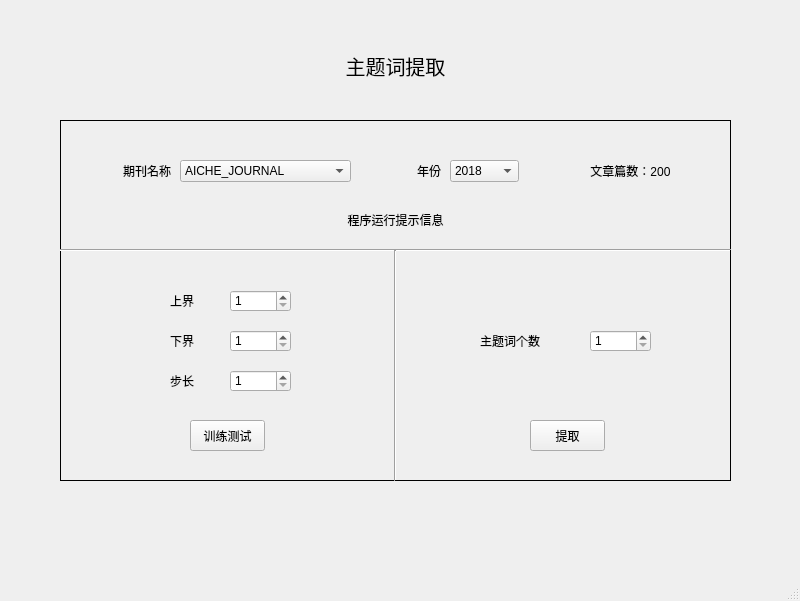
This is view/ui_select_lda.ui in ZUCCBBQ/Ocean as Qt 5 draws it before an edit. The edited form follows.
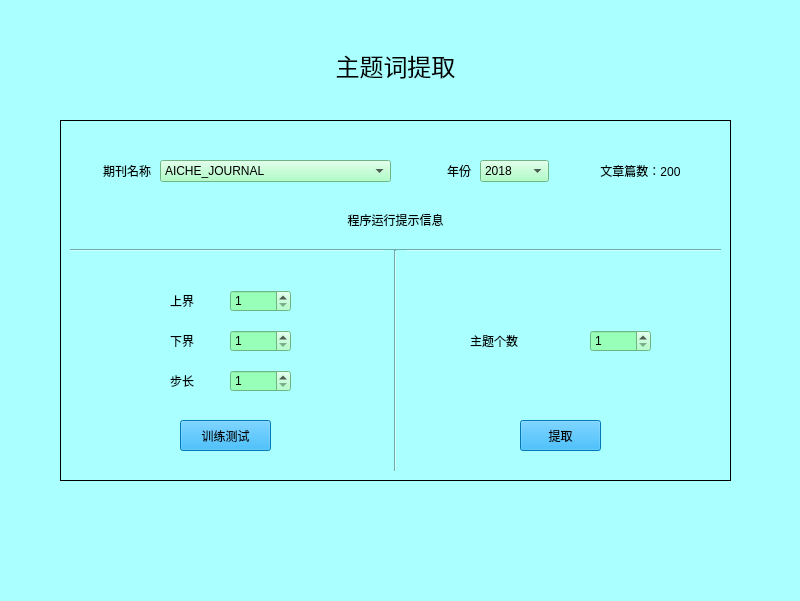
This is the edited form.

```diff
--- a/view/ui_select_lda.ui
+++ b/view/ui_select_lda.ui
@@ -13,13 +13,17 @@
   <property name="windowTitle">
    <string>主题词提取</string>
   </property>
+  <property name="styleSheet">
+   <string notr="true">background-color: rgb(170, 255, 255);
+font: 12pt &quot;楷体&quot;;</string>
+  </property>
   <widget class="QWidget" name="centralwidget">
    <widget class="QLabel" name="journalLabel">
     <property name="geometry">
      <rect>
-      <x>100</x>
+      <x>70</x>
       <y>160</y>
-      <width>71</width>
+      <width>81</width>
       <height>21</height>
      </rect>
     </property>
@@ -36,14 +40,15 @@
    <widget class="QComboBox" name="journalComboBox">
     <property name="geometry">
      <rect>
-      <x>180</x>
+      <x>160</x>
       <y>160</y>
-      <width>171</width>
+      <width>231</width>
       <height>22</height>
      </rect>
     </property>
     <property name="styleSheet">
-     <string notr="true">font: 11pt &quot;黑体&quot;;</string>
+     <string notr="true">font: 75 11pt &quot;Times New Roman&quot;;
+background-color: rgb(152, 255, 185);</string>
     </property>
     <item>
      <property name="text">
@@ -54,7 +59,7 @@
    <widget class="QLabel" name="yearLabel">
     <property name="geometry">
      <rect>
-      <x>400</x>
+      <x>430</x>
       <y>160</y>
       <width>41</width>
       <height>21</height>
@@ -76,14 +81,15 @@
    <widget class="QComboBox" name="yearComboBox">
     <property name="geometry">
      <rect>
-      <x>450</x>
+      <x>480</x>
       <y>160</y>
       <width>69</width>
       <height>22</height>
      </rect>
     </property>
     <property name="styleSheet">
-     <string notr="true">font: 11pt &quot;黑体&quot;;</string>
+     <string notr="true">font: 75 11pt &quot;Times New Roman&quot;;
+background-color: rgb(152, 255, 185);</string>
     </property>
     <item>
      <property name="text">
@@ -96,7 +102,7 @@
      <rect>
       <x>560</x>
       <y>160</y>
-      <width>141</width>
+      <width>161</width>
       <height>21</height>
      </rect>
     </property>
@@ -161,14 +167,16 @@
    <widget class="QPushButton" name="traintestButton">
     <property name="geometry">
      <rect>
-      <x>190</x>
+      <x>180</x>
       <y>420</y>
-      <width>75</width>
+      <width>91</width>
       <height>31</height>
      </rect>
     </property>
     <property name="styleSheet">
-     <string notr="true">font: 11pt &quot;黑体&quot;;</string>
+     <string notr="true">font: 14pt &quot;楷体&quot;;
+background-color: rgb(0, 170, 255);
+</string>
     </property>
     <property name="text">
      <string>训练测试</string>
@@ -177,9 +185,9 @@
    <widget class="QLabel" name="numldaLabel">
     <property name="geometry">
      <rect>
-      <x>480</x>
+      <x>470</x>
       <y>330</y>
-      <width>81</width>
+      <width>101</width>
       <height>21</height>
      </rect>
     </property>
@@ -187,20 +195,22 @@
      <string notr="true">font: 11pt &quot;黑体&quot;;</string>
     </property>
     <property name="text">
-     <string>主题词个数</string>
+     <string>主题个数</string>
     </property>
    </widget>
    <widget class="QPushButton" name="selectButton">
     <property name="geometry">
      <rect>
-      <x>530</x>
+      <x>520</x>
       <y>420</y>
-      <width>75</width>
+      <width>81</width>
       <height>31</height>
      </rect>
     </property>
     <property name="styleSheet">
-     <string notr="true">font: 11pt &quot;黑体&quot;;</string>
+     <string notr="true">font: 14pt &quot;楷体&quot;;
+background-color: rgb(0, 170, 255);
+</string>
     </property>
     <property name="text">
      <string>提取</string>
@@ -217,9 +227,16 @@
     </property>
     <property name="font">
      <font>
-      <pointsize>15</pointsize>
+      <family>楷体</family>
+      <pointsize>18</pointsize>
+      <weight>50</weight>
+      <italic>false</italic>
+      <bold>false</bold>
      </font>
     </property>
+    <property name="styleSheet">
+     <string notr="true">font: 18pt &quot;楷体&quot;;</string>
+    </property>
     <property name="text">
      <string>主题词提取</string>
     </property>
@@ -246,16 +263,18 @@
    <widget class="Line" name="hline">
     <property name="geometry">
      <rect>
-      <x>60</x>
+      <x>70</x>
       <y>240</y>
-      <width>671</width>
+      <width>651</width>
       <height>21</height>
      </rect>
     </property>
     <property name="font">
      <font>
-      <pointsize>10</pointsize>
+      <family>楷体</family>
+      <pointsize>12</pointsize>
       <weight>50</weight>
+      <italic>false</italic>
       <bold>false</bold>
      </font>
     </property>
@@ -269,7 +288,7 @@
       <x>385</x>
       <y>250</y>
       <width>21</width>
-      <height>231</height>
+      <height>221</height>
      </rect>
     </property>
     <property name="orientation">
@@ -313,6 +332,10 @@
       <height>22</height>
      </rect>
     </property>
+    <property name="styleSheet">
+     <string notr="true">font: 75 11pt &quot;Times New Roman&quot;;
+background-color: rgb(152, 255, 185);</string>
+    </property>
     <property name="minimum">
      <number>1</number>
     </property>
@@ -329,6 +352,10 @@
       <height>22</height>
      </rect>
     </property>
+    <property name="styleSheet">
+     <string notr="true">font: 75 11pt &quot;Times New Roman&quot;;
+background-color: rgb(152, 255, 185);</string>
+    </property>
     <property name="minimum">
      <number>1</number>
     </property>
@@ -345,6 +372,10 @@
       <height>22</height>
      </rect>
     </property>
+    <property name="styleSheet">
+     <string notr="true">font: 75 11pt &quot;Times New Roman&quot;;
+background-color: rgb(152, 255, 185);</string>
+    </property>
     <property name="minimum">
      <number>1</number>
     </property>
@@ -361,6 +392,10 @@
       <height>22</height>
      </rect>
     </property>
+    <property name="styleSheet">
+     <string notr="true">font: 75 11pt &quot;Times New Roman&quot;;
+background-color: rgb(152, 255, 185);</string>
+    </property>
     <property name="minimum">
      <number>1</number>
     </property>
```
Left out of the diff: 18 changed lines with no effect on the pictures.
